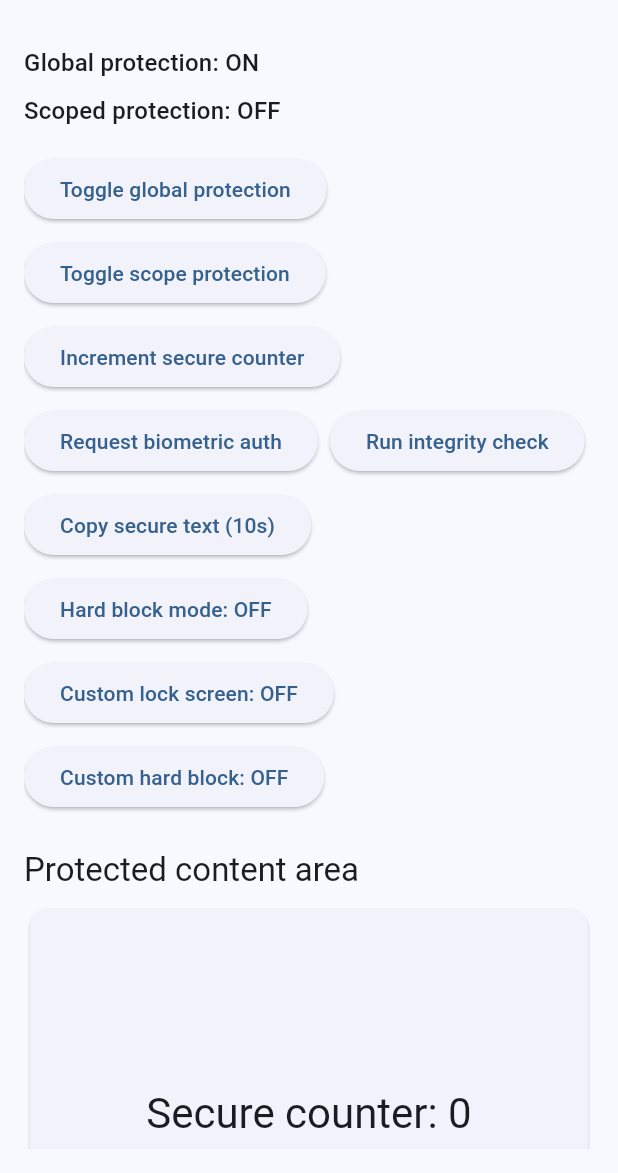
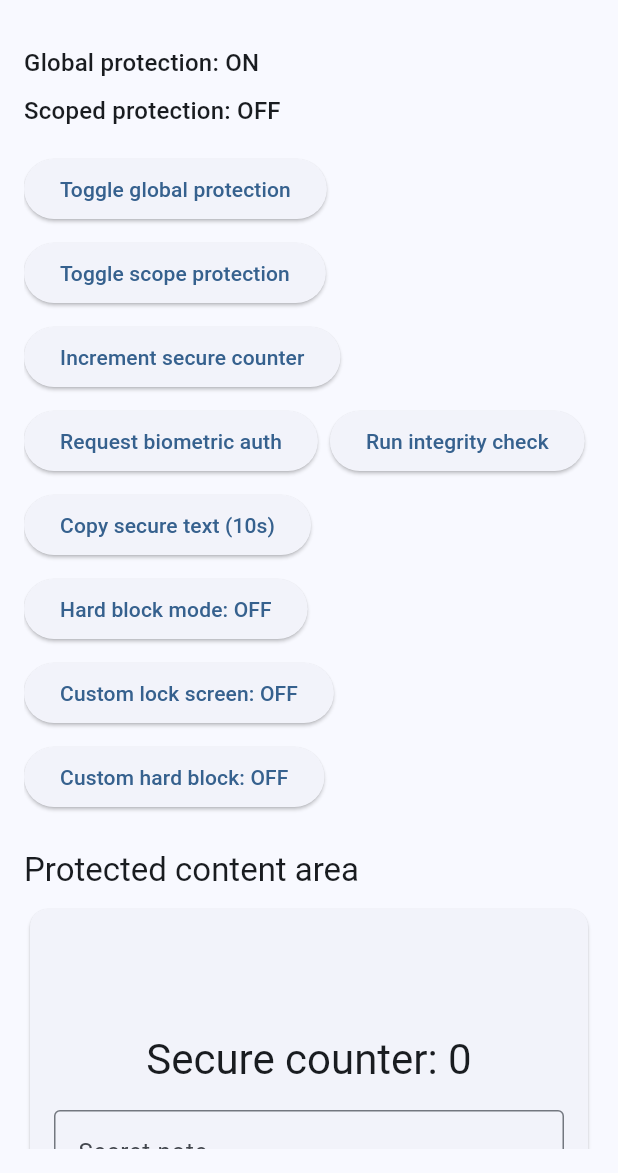
Before and after one commit to codenameakshay/secure_content, a Flutter app: the screen it shows after launch, after a tap on "Toggle global protection", after a tap on "Toggle scope protection", on a phone screen of 412 x 824 dp, the part 63-1236 px from its top. Run offline on Flutter 3.47's test engine with Material 3 defaults, Android fonts, the phone set to English and light mode, and no system bars; statements that could not run were skipped.

Commit message:
chore(example): add a text field inside the protected scope
The example had no protected text input, so keyboard blocking and
keyboard-driven inactivity reset could not be exercised by hand. The
card no longer merges its children into one semantics node, so the
counter and the field remain separate for accessibility checks.

Co-Authored-By: Claude Opus 5.5 <noreply@anthropic.com>

```diff
--- a/example/lib/main.dart
+++ b/example/lib/main.dart
@@ -278,10 +278,24 @@ class _HomeScreenState extends State<HomeScreen> {
                     ? (context) => _buildCustomHardBlockScreen(context)
                     : null,
                 child: Card(
-                  child: Center(
-                    child: Text(
-                      'Secure counter: $_counter',
-                      style: Theme.of(context).textTheme.headlineMedium,
+                  semanticContainer: false,
+                  child: Padding(
+                    padding: const EdgeInsets.all(16),
+                    child: Column(
+                      mainAxisAlignment: MainAxisAlignment.center,
+                      children: [
+                        Text(
+                          'Secure counter: $_counter',
+                          style: Theme.of(context).textTheme.headlineMedium,
+                        ),
+                        const SizedBox(height: 16),
+                        const TextField(
+                          decoration: InputDecoration(
+                            labelText: 'Secret note',
+                            border: OutlineInputBorder(),
+                          ),
+                        ),
+                      ],
                     ),
                   ),
                 ),
```
